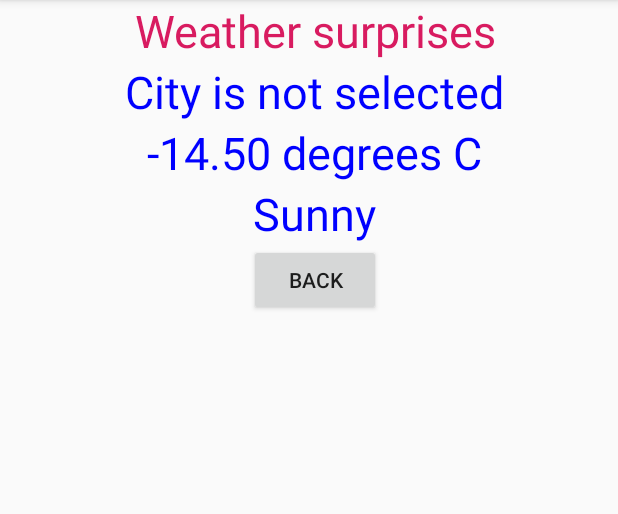
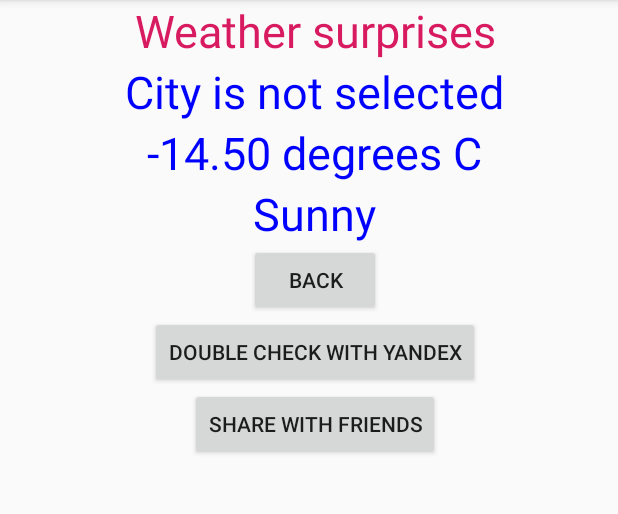
Before and after one commit to siporqueno/android1, an Android app: the SecondActivity screen opened directly, with no data from a screen before it, on a phone screen of 412 x 824 dp, the part 84-598 px from its top. Run offline under Robolectric (Android 15) with nearby library versions, the light colour scheme and no system bars.

Commit message:
1. As phone rotation does not affect my choices (checked RadioButtons and checked Check boxes remain checked) I did not use Save/Retrieve or Singleton. I just fixed layout for main activity as portrait as it looks better this way. 2. Used implicit intents in mechanisms of two new buttons, one - to cross check weather with our guru Yandex and the other - to share the weather data with all my friends.

```diff
--- a/app/src/main/AndroidManifest.xml
+++ b/app/src/main/AndroidManifest.xml
@@ -10,7 +10,8 @@
         android:supportsRtl="true"
         android:theme="@style/AppTheme">
         <activity android:name=".screens.SecondActivity"></activity>
-        <activity android:name=".screens.MainActivity">
+        <activity android:name=".screens.MainActivity"
+            android:screenOrientation="portrait">
             <intent-filter>
                 <action android:name="android.intent.action.MAIN" />
 
--- a/app/src/main/java/com/example/lessonone/screens/SecondActivity.java
+++ b/app/src/main/java/com/example/lessonone/screens/SecondActivity.java
@@ -1,6 +1,7 @@
 package com.example.lessonone.screens;
 
 import android.content.Intent;
+import android.net.Uri;
 import android.os.Bundle;
 import android.support.v7.app.AppCompatActivity;
 import android.util.Log;
@@ -82,6 +83,42 @@ public class SecondActivity extends AppCompatActivity {
              } */
         });
 
+        Button buttonDoubleCheck = findViewById(R.id.button_double_check);
+        buttonDoubleCheck.setOnClickListener(new View.OnClickListener() {
+            @Override
+            public void onClick(View view) {
+                // Code here executes on main thread after user presses button
+                Intent intent = new Intent(Intent.ACTION_VIEW);
+                Uri uri = Uri.parse("http://yandex.ru/pogoda");
+                intent.setData(uri);
+                if (intent.resolveActivity(getPackageManager()) != null) {
+                    startActivity(intent);
+                } else ViewUtilities.makeToast(getApplicationContext(), "There is no relevant app");
+
+                Log.d(TAG, "обработка нажатия кнопки Double check with Yandex");
+            }
+        });
+
+        Button buttonShare = findViewById(R.id.button_share);
+        buttonShare.setOnClickListener(new View.OnClickListener() {
+            @Override
+            public void onClick(View view) {
+                // Code here executes on main thread after user presses button
+                Intent intent = new Intent(Intent.ACTION_VIEW);
+                //Uri uri = Uri.parse("http://yandex.ru/pogoda");
+                Uri uri = Uri.parse("mailto:");
+                intent.setData(uri);
+                intent.putExtra(Intent.EXTRA_EMAIL, new String[]{"a@a.a"}); // Email address
+                intent.putExtra(Intent.EXTRA_SUBJECT, "Email subject"); // Email subject
+                intent.putExtra(Intent.EXTRA_TEXT, "Email body"); // Email body
+                if (intent.resolveActivity(getPackageManager()) != null) {
+                    startActivity(intent);
+                } else ViewUtilities.makeToast(getApplicationContext(), "There is no relevant app");
+
+                Log.d(TAG, "обработка нажатия кнопки Share with friends");
+            }
+        });
+
     }
 
     @Override
--- a/app/src/main/res/layout/activity_second.xml
+++ b/app/src/main/res/layout/activity_second.xml
@@ -62,4 +62,20 @@
         android:layout_marginLeft="4dp"
         android:text="@string/back_button_name" />
 
+    <Button
+        android:id="@+id/button_double_check"
+        android:layout_width="wrap_content"
+        android:layout_height="wrap_content"
+        android:layout_marginStart="4dp"
+        android:layout_marginLeft="4dp"
+        android:text="@string/double_check_with_yandex" />
+
+    <Button
+        android:id="@+id/button_share"
+        android:layout_width="wrap_content"
+        android:layout_height="wrap_content"
+        android:layout_marginStart="4dp"
+        android:layout_marginLeft="4dp"
+        android:text="@string/share_with_friends" />
+
 </LinearLayout>
--- a/app/src/main/res/values/strings.xml
+++ b/app/src/main/res/values/strings.xml
@@ -14,4 +14,6 @@
     <string name="select_city">Please select city</string>
     <string name="add_weather_parametres">Additional weather parametres</string>
     <string name="city_not_selected">City is not selected</string>
+    <string name="double_check_with_yandex">Double check with Yandex</string>
+    <string name="share_with_friends">Share with friends</string>
 </resources>
```
Also changed, not shown: 1 other file.
